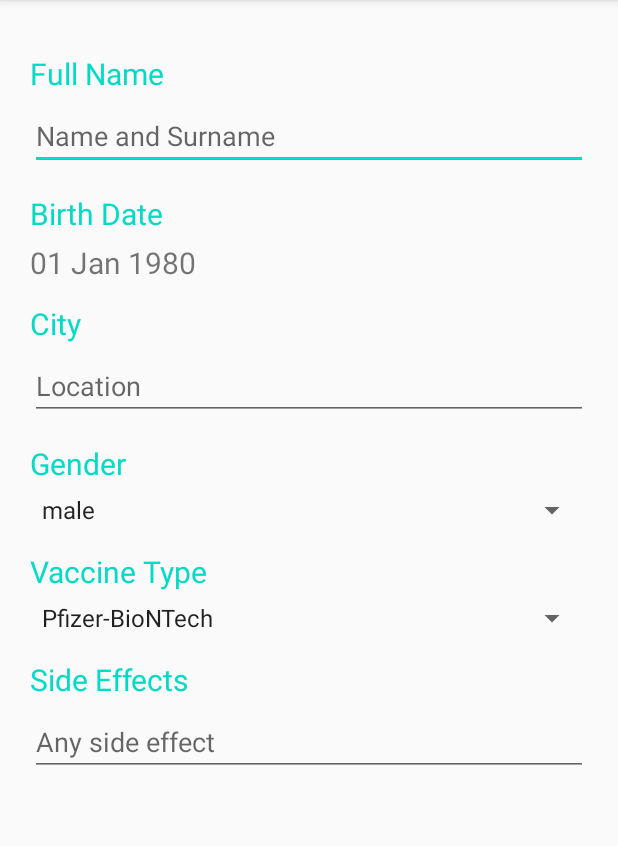
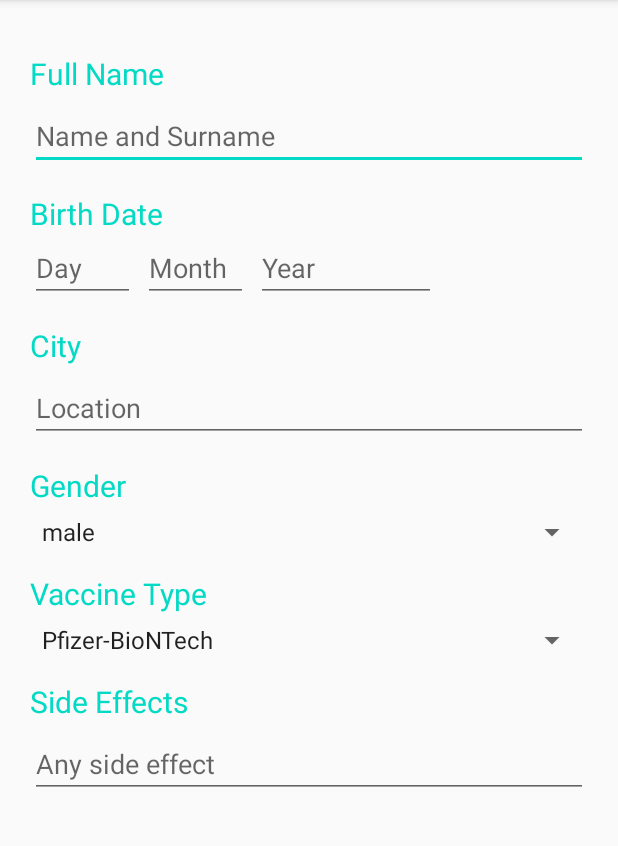
Before and after one commit to SamirIbrahimzade/Cs458Project2, an Android app: the SurveyActivity screen opened directly, with no data from a screen before it, on a phone screen of 412 x 824 dp, the part 84-930 px from its top. Run offline under Robolectric (Android 15) with nearby library versions, the phone set to English and light mode, and no system bars; our stand-ins replace Firebase (no records; nobody signed in at launch, a user with empty details on screens opened directly).

Commit message:
- changed datepicker - added constraints

```diff
--- a/app/src/main/res/layout/activity_survey.xml
+++ b/app/src/main/res/layout/activity_survey.xml
@@ -47,23 +47,53 @@
                 android:textSize="20sp"
                 android:textColor="@color/colorAccent"
                 />
-            <TextView
-                android:id="@+id/bDate"
+            <RelativeLayout
+                android:id="@+id/dateRel"
                 android:layout_width="match_parent"
-                android:layout_height="25dp"
+                android:layout_height="wrap_content"
                 android:layout_below="@+id/bDateText"
-                android:layout_marginTop="5dp"
-                android:layout_centerHorizontal="true"
-                android:text="01 Jan 1980"
-                android:textSize="20sp"
-                />
+                >
+
+                <EditText
+                    android:id="@+id/day"
+                    android:layout_width="70dp"
+                    android:layout_height="wrap_content"
+                    android:ems="10"
+                    android:inputType="date"
+                    android:hint="Day"
+                    android:layout_alignParentStart="true"
+                    />
+                <EditText
+                    android:id="@+id/month"
+                    android:layout_width="70dp"
+                    android:layout_height="wrap_content"
+                    android:ems="10"
+                    android:inputType="date"
+                    android:hint="Month"
+                    android:layout_toEndOf="@+id/day"
+                    android:layout_marginStart="5dp"
+                    />
+                <EditText
+                    android:id="@+id/year"
+                    android:layout_width="120dp"
+                    android:layout_height="wrap_content"
+                    android:ems="10"
+                    android:inputType="date"
+                    android:hint="Year"
+                    android:layout_toEndOf="@+id/month"
+                    android:layout_marginStart="5dp"
+
+                    />
+
+
+            </RelativeLayout>
 
             <TextView
                 android:id="@+id/cityText"
                 android:layout_width="match_parent"
                 android:layout_height="wrap_content"
                 android:text="City"
-                android:layout_below="@+id/bDate"
+                android:layout_below="@+id/dateRel"
                 android:layout_marginTop="15dp"
                 android:textSize="20sp"
                 android:textColor="@color/colorAccent"
@@ -144,6 +174,8 @@
                 />
 
 
+
+
         </RelativeLayout>
 
     </ScrollView>
```
Also changed, not shown: app/src/main/java/android/example/vaccinesurvey/SurveyActivity.java (+140 -38 lines).
